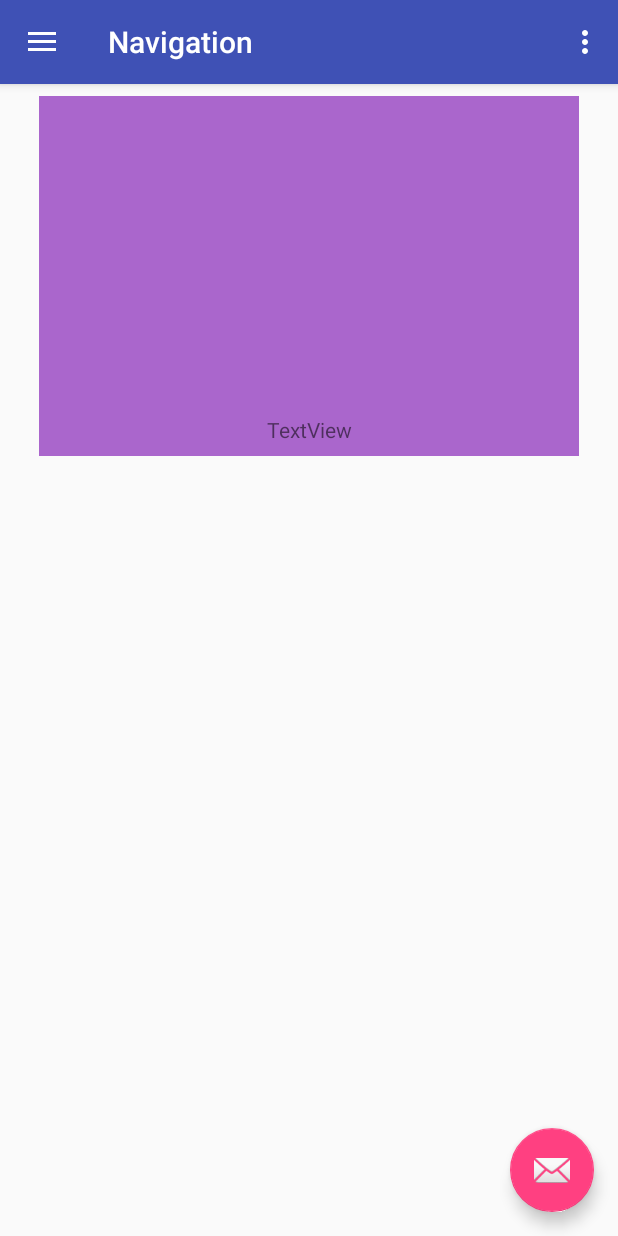
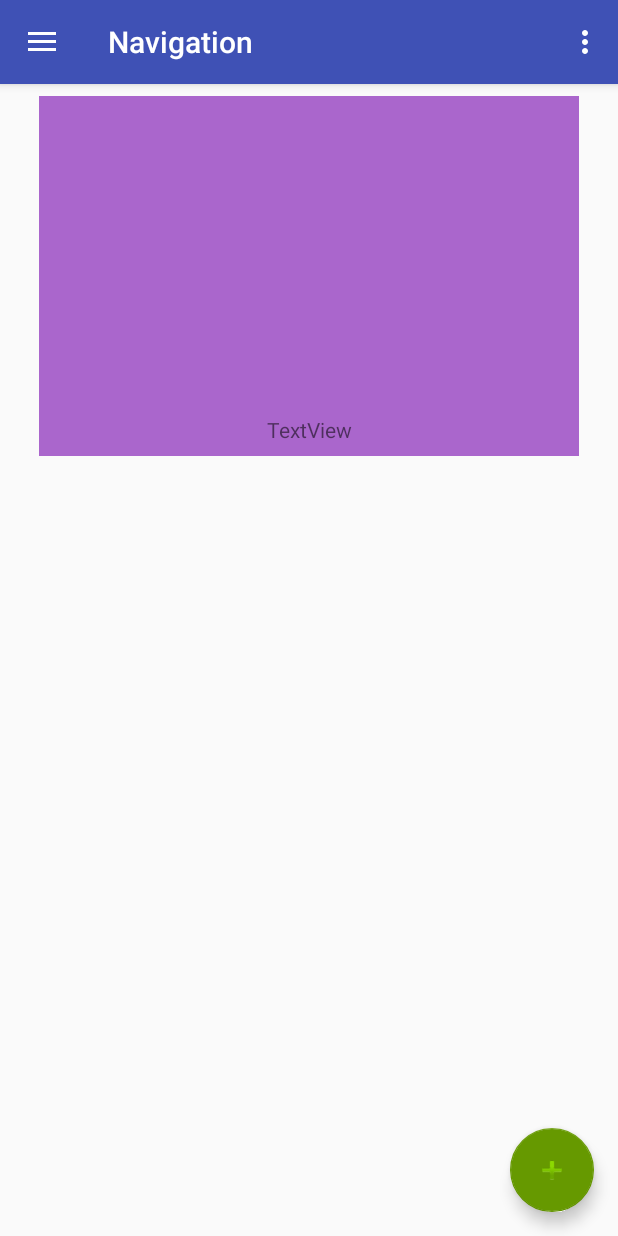
Before and after one commit to BeardlessBeard/Matchr, an Android app: the screen it shows after launch (Navigation), on a phone screen of 412 x 824 dp. Run offline under Robolectric (Android 15) with nearby library versions, the phone set to English and light mode, and no system bars.

Commit message:
minor nav edits

```diff
--- a/frontend/app/src/main/java/com/matcherapp/matchr/Navigation.java
+++ b/frontend/app/src/main/java/com/matcherapp/matchr/Navigation.java
@@ -84,6 +84,9 @@ public class Navigation extends AppCompatActivity
 
         if (id == R.id.nav_camera) {
             // Handle the camera action
+            Intent addnewthing;
+            addnewthing = new Intent(getApplicationContext(), post.class);
+            startActivity(addnewthing);
         } else if (id == R.id.nav_gallery) {
 
 
--- a/frontend/app/src/main/res/layout/app_bar_navigation.xml
+++ b/frontend/app/src/main/res/layout/app_bar_navigation.xml
@@ -28,6 +28,7 @@
         android:layout_height="wrap_content"
         android:layout_gravity="bottom|end"
         android:layout_margin="@dimen/fab_margin"
-        app:srcCompat="@android:drawable/ic_dialog_email" />
+        app:backgroundTint="@android:color/holo_green_dark"
+        app:srcCompat="@android:drawable/ic_input_add" />
 
 </android.support.design.widget.CoordinatorLayout>
```
